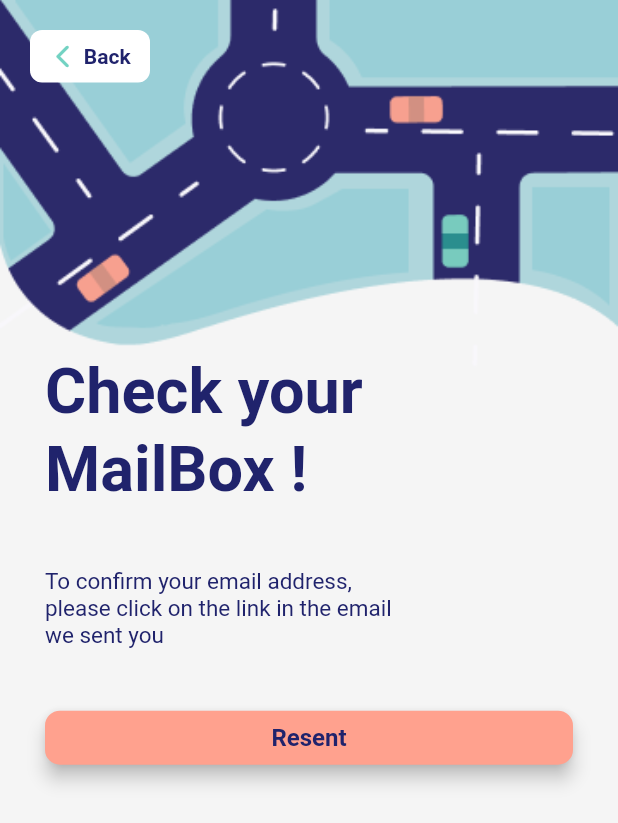
After one commit to m-zoubir/esiway_app, a Flutter app: the EmailVerification screen opened directly, on a phone screen of 412 x 824 dp. The commit adds this screen. Shown: the top 823 px of the screen. Run offline on Flutter 3.47's test engine with Material 2 defaults, Android fonts, the light colour scheme and no system bars; our stand-ins replace cached_network_image, cloud_firestore, firebase_auth, firebase_core, firebase_database, firebase_storage and 6 more; accounts and stored records are empty; network calls fail; Roboto replaces fonts that are missing (Montserrat); project files that could hold a hidden picture were left out.

Commit message:
Email verification

```diff
--- /dev/null
+++ b/lib/SignIn_Up/email_verification.dart
@@ -0,0 +1,193 @@
+import 'dart:async';
+
+import 'package:esiway/SignIn_Up/CreateProfile.dart';
+import 'package:esiway/SignIn_Up/widgets/prefixe_icon_button.dart';
+import 'package:firebase_auth/firebase_auth.dart';
+import 'package:flutter/material.dart';
+
+import '../shared/button.dart';
+import '../shared/constant.dart';
+
+class EmailVerification extends StatefulWidget {
+  const EmailVerification({super.key});
+
+  @override
+  State<EmailVerification> createState() => _EmailVerificationState();
+}
+
+class _EmailVerificationState extends State<EmailVerification> {
+  User? currentuser = FirebaseAuth.instance.currentUser;
+  void back() {
+    Navigator.of(context).pop();
+    User? user = FirebaseAuth.instance.currentUser;
+    user!.delete();
+  }
+
+  Timer? timer;
+  bool? isVerified;
+  @override
+  void initState() {
+    super.initState();
+    isVerified = FirebaseAuth.instance.currentUser!.emailVerified;
+    timer = Timer.periodic(Duration(seconds: 3), (_) async {
+      await FirebaseAuth.instance.currentUser!.reload();
+      setState(() {
+        isVerified = FirebaseAuth.instance.currentUser!.emailVerified;
+      });
+      if (isVerified == true) {
+        timer?.cancel();
+        Navigator.of(context)
+            .push(MaterialPageRoute(builder: (context) => CreateProfile()));
+      }
+    });
+  }
+
+  bool enabled = false;
+  @override
+  void dispose() {
+    timer?.cancel();
+    super.dispose();
+  }
+
+  Future SendVerificationEmail() async {
+    try {
+      await currentuser!.sendEmailVerification();
+      setState(() {
+        enabled = false;
+      });
+      Future.delayed(Duration(milliseconds: 5));
+      setState(() {
+        enabled = true;
+      });
+    } catch (e) {
+      print('${e.toString()}');
+    }
+  }
+
+  @override
+  Widget build(BuildContext context) {
+    var largeur = MediaQuery.of(context).size.width;
+    var hauteur = MediaQuery.of(context).size.height;
+
+    return Scaffold(
+      backgroundColor: color3,
+      body: SafeArea(
+        child: SingleChildScrollView(
+          child: Column(children: [
+            Container(
+              width: MediaQuery.of(context).size.width,
+              height: MediaQuery.of(context).size.height * 0.35,
+              decoration: BoxDecoration(
+                image: DecorationImage(
+                  fit: BoxFit.cover,
+                  image: AssetImage("Assets/Images/background3.png"),
+                ),
+              ),
+              child: Column(
+                crossAxisAlignment: CrossAxisAlignment.start,
+                children: [
+                  Container(
+                    margin: EdgeInsets.only(top: 20, left: 20),
+                    width: 80,
+                    height: 35,
+                    child: PrefixeIconButton(
+                        size: const Size(73, 34),
+                        color: Colors.white,
+                        radius: 8,
+                        text: "Back",
+                        textcolor: Color(0xFF20236C),
+                        weight: FontWeight.w600,
+                        fontsize: 14,
+                        icon: const Icon(
+                          Icons.arrow_back_ios_new_rounded,
+                          color: Color(0xFF72D2C2),
+                          size: 18,
+                        ),
+                        espaceicontext: 5.0,
+                        fct: back),
+                  ),
+                  SizedBox(
+                    height: MediaQuery.of(context).size.height * 0.22,
+                  ),
+                  Padding(
+                    padding: const EdgeInsets.symmetric(horizontal: 30),
+                    child: Text(
+                      "Check your ",
+                      style: TextStyle(
+                          color: bleu_bg,
+                          fontFamily: "Montserrat",
+                          fontSize: 42,
+                          fontWeight: FontWeight.bold),
+                    ),
+                  )
+                ],
+              ),
+            ),
+            Padding(
+              padding: const EdgeInsets.symmetric(horizontal: 30.0),
+              child: Column(
+                crossAxisAlignment: CrossAxisAlignment.start,
+                children: [
+                  Text(
+                    "MailBox !",
+                    style: TextStyle(
+                        color: bleu_bg,
+                        fontFamily: "Montserrat",
+                        fontSize: 42,
+                        fontWeight: FontWeight.bold),
+                  ),
+                  SizedBox(
+                    height: hauteur * 0.05,
+                  ),
+                  Text(
+                    "To confirm your email address,\nplease click on the link in the email\nwe sent you",
+                    style: TextStyle(
+                        color: bleu_bg,
+                        fontSize: 15,
+                        fontFamily: "Montserrat",
+                        fontWeight: FontWeight.normal),
+                  ),
+                  SizedBox(
+                    height: hauteur * 0.05,
+                  ),
+                  Container(
+                    height: 36,
+                    width: double.infinity,
+                    child: Button(
+                        color: orange,
+                        title: "Resent",
+                        onPressed: () {
+                          if (enabled) {
+                            SendVerificationEmail();
+                            ScaffoldMessenger.of(context).showSnackBar(SnackBar(
+                                backgroundColor: Colors.white,
+                                duration: Duration(
+                                  seconds: 3,
+                                ),
+                                margin: EdgeInsets.symmetric(
+                                    vertical: 30, horizontal: 20),
+                                padding: EdgeInsets.all(12),
+                                behavior: SnackBarBehavior.floating,
+                                elevation: 2,
+                                content: Center(
+                                  child: Text(
+                                    "The link is sent",
+                                    style: TextStyle(
+                                      color: Colors.green,
+                                      fontSize: 12,
+                                      fontFamily: "Montserrat",
+                                    ),
+                                  ),
+                                )));
+                          }
+                        }),
+                  ),
+                ],
+              ),
+            )
+          ]),
+        ),
+      ),
+    );
+  }
+}
```
Also changed, not shown: lib/Screens/Profile/forgot_password_mailadress.dart (+21 -1 lines), lib/SignIn_Up/CreateProfile.dart (+21 -3 lines), lib/SignIn_Up/Driver.dart (+64 -2 lines), lib/SignIn_Up/login_page.dart (+7 -1 lines), lib/SignIn_Up/signup_page.dart (+8 -4 lines).
